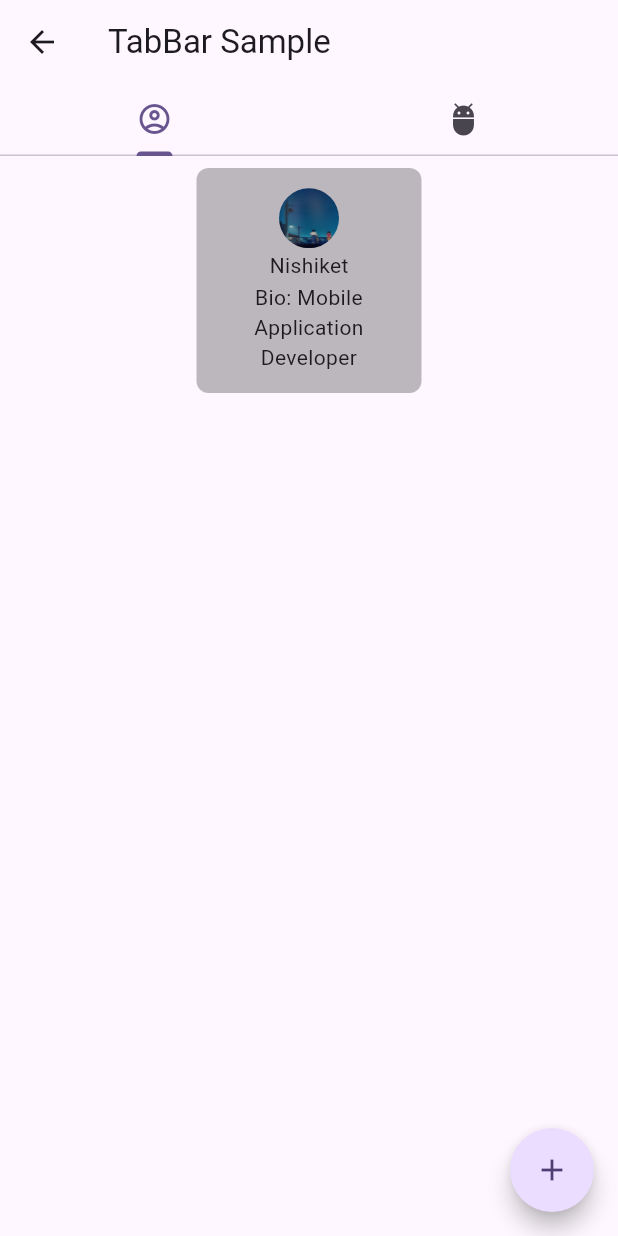
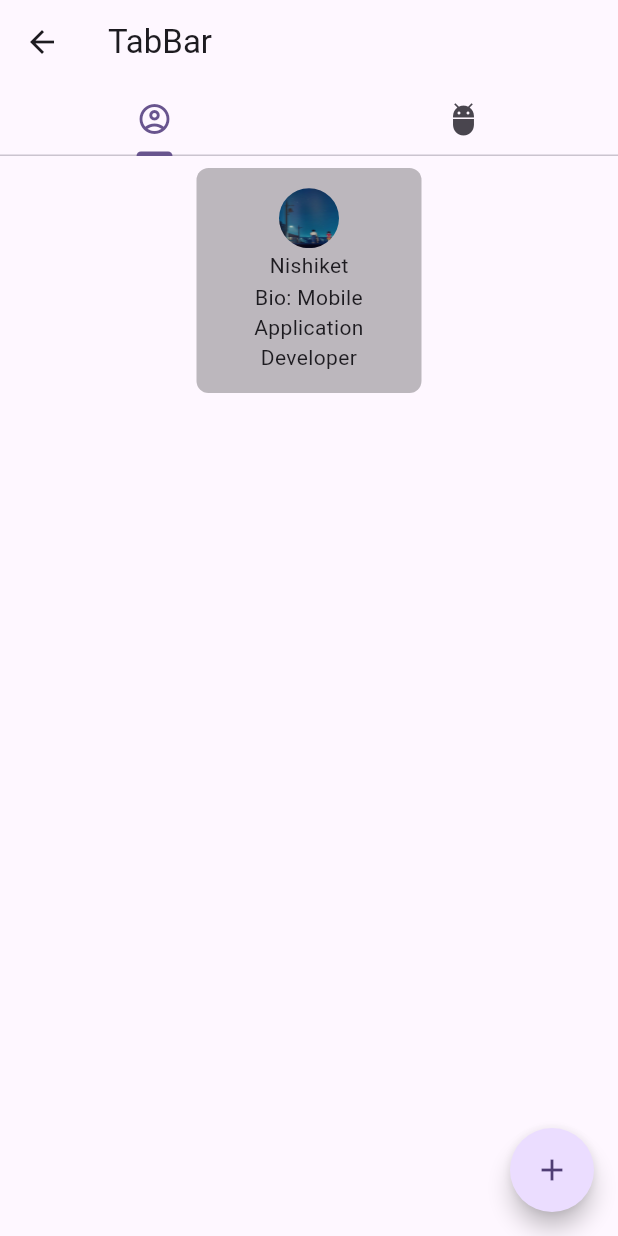
Before and after one commit to nishiket04/Mobile-Training-Flutter-2025, a Flutter app: the CustomWidgetTask screen opened by its route, on a phone screen of 412 x 824 dp. Run offline on Flutter 3.47's test engine with Material 3 defaults, Android fonts, the phone set to English and light mode, and no system bars.

Commit message:
minor change

```diff
--- a/lib/dialog_custom_widget/custom_widget_task.dart
+++ b/lib/dialog_custom_widget/custom_widget_task.dart
@@ -18,7 +18,7 @@ class _CustomWidgetTask extends State<CustomWidgetTask> {
         length: 2,
         child: Scaffold(
           appBar: AppBar(
-            title: const Text('TabBar Sample'),
+            title: const Text('TabBar'),
             bottom: const TabBar(
               tabs: <Widget>[
                 Tab(icon: Icon(Icons.account_circle_outlined)),
```
